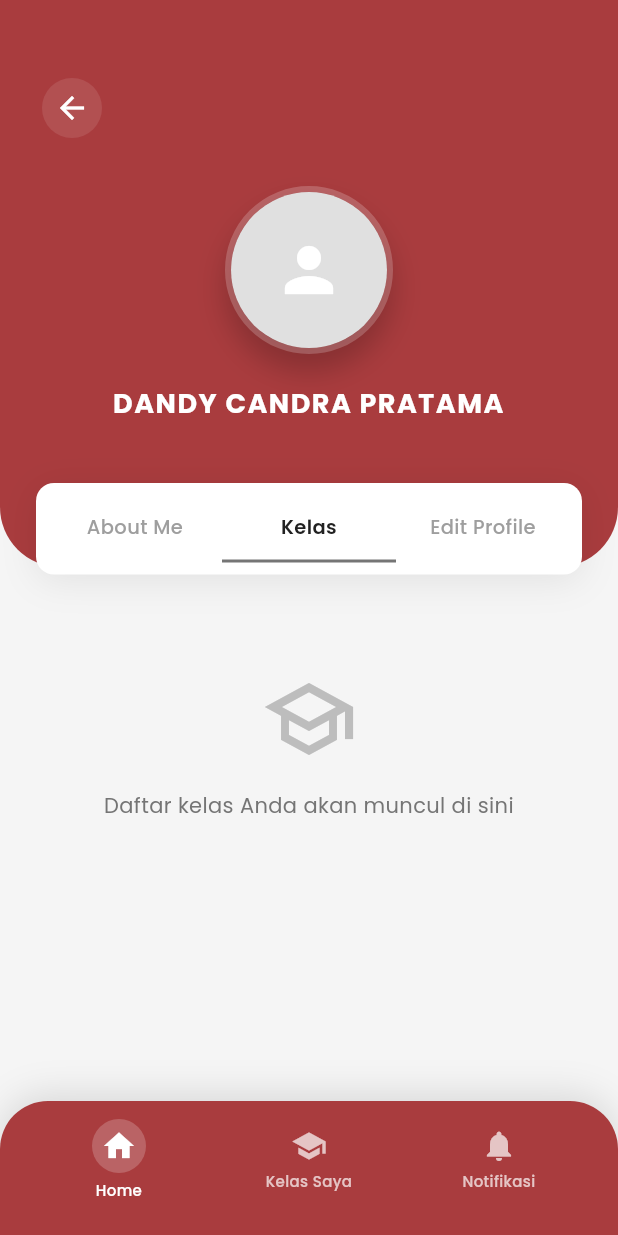
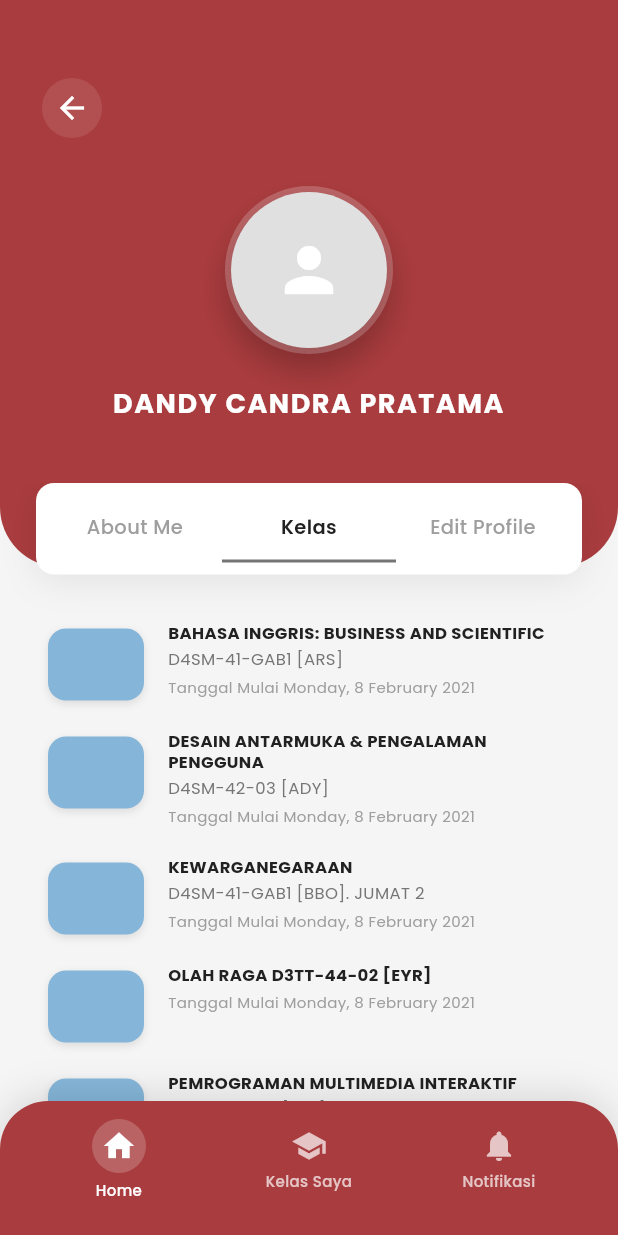
Before and after one commit to lianazein09/lmsuas, a Flutter app: the ProfileScreen screen opened directly, after a tap on "Kelas", on a phone screen of 412 x 824 dp. Run offline on Flutter 3.47's test engine with Material 3 defaults, Android fonts, the phone set to English and light mode, and no system bars; our stand-ins replace google_fonts; network calls fail.

Commit message:
menambahkan tab kelas di profile screen

```diff
--- a/lib/screens/profile_screen.dart
+++ b/lib/screens/profile_screen.dart
@@ -282,28 +282,122 @@ class _ProfileScreenState extends State<ProfileScreen> {
     );
   }
 
+  // Accent blue color from HTML design
+  static const Color accentBlue = Color(0xFF85B6D9);
+
+  // Class list data
+  final List<Map<String, String>> _classList = [
+    {
+      'title': 'Bahasa Inggris: Business and Scientific',
+      'code': 'D4SM-41-GAB1 [ARS]',
+      'date': 'Tanggal Mulai Monday, 8 February 2021',
+    },
+    {
+      'title': 'Desain Antarmuka & Pengalaman Pengguna',
+      'code': 'D4SM-42-03 [ADY]',
+      'date': 'Tanggal Mulai Monday, 8 February 2021',
+    },
+    {
+      'title': 'Kewarganegaraan',
+      'code': 'D4SM-41-GAB1 [BBO]. JUMAT 2',
+      'date': 'Tanggal Mulai Monday, 8 February 2021',
+    },
+    {
+      'title': 'Olah Raga D3TT-44-02 [EYR]',
+      'code': '',
+      'date': 'Tanggal Mulai Monday, 8 February 2021',
+    },
+    {
+      'title': 'Pemrograman Multimedia Interaktif',
+      'code': 'D4SM-43-04 [TPR]',
+      'date': 'Tanggal Mulai Monday, 8 February 2021',
+    },
+    {
+      'title': 'Pemrograman Perangkat Bergerak Multimedia',
+      'code': 'D4SM-41-GAB1 [APJ]',
+      'date': 'Tanggal Mulai Monday, 8 February 2021',
+    },
+    {
+      'title': 'Sistem Operasi D4SM-44-02 [DDS]',
+      'code': '',
+      'date': 'Tanggal Mulai Monday, 8 February 2021',
+    },
+  ];
+
   Widget _buildKelasContent(bool isDark) {
-    return Center(
-      child: Padding(
-        padding: const EdgeInsets.all(32),
-        child: Column(
-          children: [
-            Icon(
-              Icons.school_outlined,
-              size: 64,
-              color: isDark ? Colors.grey[600] : Colors.grey[400],
+    return ListView.builder(
+      padding: const EdgeInsets.symmetric(horizontal: 8),
+      shrinkWrap: true,
+      physics: const NeverScrollableScrollPhysics(),
+      itemCount: _classList.length,
+      itemBuilder: (context, index) {
+        final classItem = _classList[index];
+        return _buildClassItem(classItem, isDark);
+      },
+    );
+  }
+
+  Widget _buildClassItem(Map<String, String> classItem, bool isDark) {
+    return Padding(
+      padding: const EdgeInsets.only(bottom: 20),
+      child: Row(
+        crossAxisAlignment: CrossAxisAlignment.start,
+        children: [
+          // Blue rectangle icon
+          Container(
+            width: 64,
+            height: 48,
+            margin: const EdgeInsets.only(top: 4),
+            decoration: BoxDecoration(
+              color: accentBlue,
+              borderRadius: BorderRadius.circular(12),
+              boxShadow: [
+                BoxShadow(
+                  color: Colors.black.withValues(alpha: 0.1),
+                  blurRadius: 4,
+                  offset: const Offset(0, 2),
+                ),
+              ],
             ),
-            const SizedBox(height: 16),
-            Text(
-              'Daftar kelas Anda akan muncul di sini',
-              style: GoogleFonts.poppins(
-                fontSize: 14,
-                color: isDark ? Colors.grey[400] : Colors.grey[600],
-              ),
-              textAlign: TextAlign.center,
+          ),
+          const SizedBox(width: 16),
+          // Class info
+          Expanded(
+            child: Column(
+              crossAxisAlignment: CrossAxisAlignment.start,
+              children: [
+                Text(
+                  classItem['title']!.toUpperCase(),
+                  style: GoogleFonts.poppins(
+                    fontSize: 11,
+                    fontWeight: FontWeight.w700,
+                    color: isDark ? Colors.white : Colors.grey[900],
+                    height: 1.3,
+                  ),
+                ),
+                if (classItem['code']!.isNotEmpty) ...[
+                  const SizedBox(height: 2),
+                  Text(
+                    classItem['code']!,
+                    style: GoogleFonts.poppins(
+                      fontSize: 11,
+                      fontWeight: FontWeight.w400,
+                      color: isDark ? Colors.grey[300] : Colors.grey[600],
+                    ),
+                  ),
+                ],
+                const SizedBox(height: 4),
+                Text(
+                  classItem['date']!,
+                  style: GoogleFonts.poppins(
+                    fontSize: 10,
+                    color: isDark ? Colors.grey[400] : Colors.grey[500],
+                  ),
+                ),
+              ],
             ),
-          ],
-        ),
+          ),
+        ],
       ),
     );
   }
```
